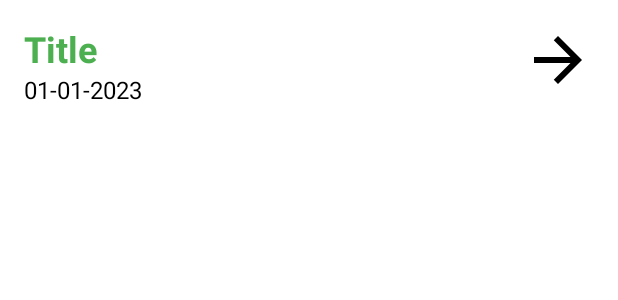
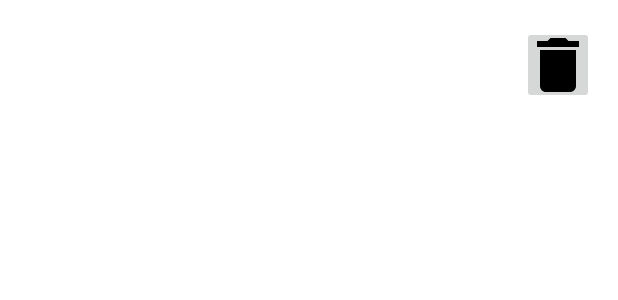
Before and after one commit to massi-01/To-Do-App, an Android app: the layout list_element.xml on its own in the app's theme, with its tools: preview values and no code run, on a phone screen of 412 x 824 dp. Shown: the top 300 px of the screen. Run offline under Robolectric (Android 15) with nearby library versions, the phone set to English and light mode, and no system bars.

Commit message:
added the delete button

```diff
--- a/app/src/main/res/layout/list_element.xml
+++ b/app/src/main/res/layout/list_element.xml
@@ -15,7 +15,6 @@
             android:id="@+id/title"
             android:layout_width="match_parent"
             android:layout_height="wrap_content"
-            android:text="Title"
             android:textColor="?attr/colorPrimary"
             android:textSize="24sp"
             android:textStyle="bold" />
@@ -24,15 +23,17 @@
             android:id="@+id/date"
             android:layout_width="match_parent"
             android:layout_height="wrap_content"
-            android:text="01-01-2023"
             android:textColor="?attr/colorOnSecondary"
             android:textSize="16sp" />
 
     </LinearLayout>
 
-    <ImageView
+    <ImageButton
+        android:id="@+id/deleteButton"
+        android:layout_gravity="center"
         android:layout_width="48dp"
-        android:layout_height="48dp"
-        android:src="@drawable/ic_baseline_arrow_forward_24"/>
+        android:layout_height="52dp"
+        android:src="@drawable/ic_baseline_delete_24"
+        android:contentDescription="DeleteButton" />
 
 </LinearLayout>
```
